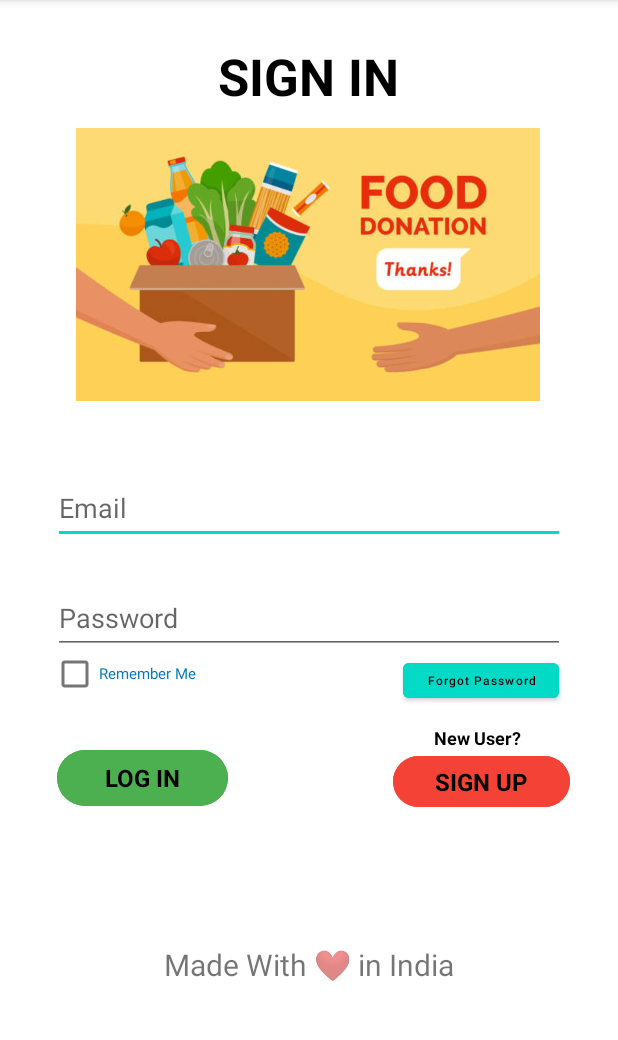
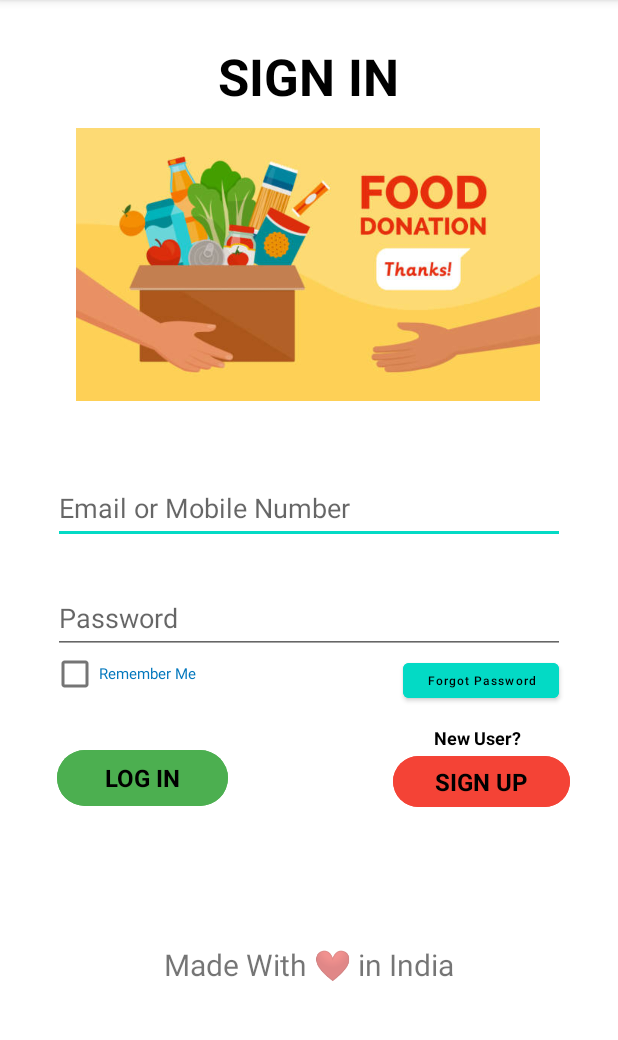
Before and after one commit to officialshubhamsinha/Waste-Food-Management1, an Android app: the screen it shows after launch (MainActivity), on a phone screen of 412 x 824 dp, the part 84-1124 px from its top. Run offline under Robolectric (Android 15) with nearby library versions, the phone set to English and light mode, and no system bars.

Commit message:
update by Shubham

```diff
--- a/app/src/main/res/layout/activity_main.xml
+++ b/app/src/main/res/layout/activity_main.xml
@@ -26,7 +26,7 @@
         android:layout_height="wrap_content"
         android:autofillHints=""
         android:ems="16"
-        android:hint="@string/email"
+        android:hint="Email or Mobile Number"
         android:inputType="textEmailAddress"
         android:minHeight="48dp"
         app:layout_constraintBottom_toBottomOf="parent"
```
